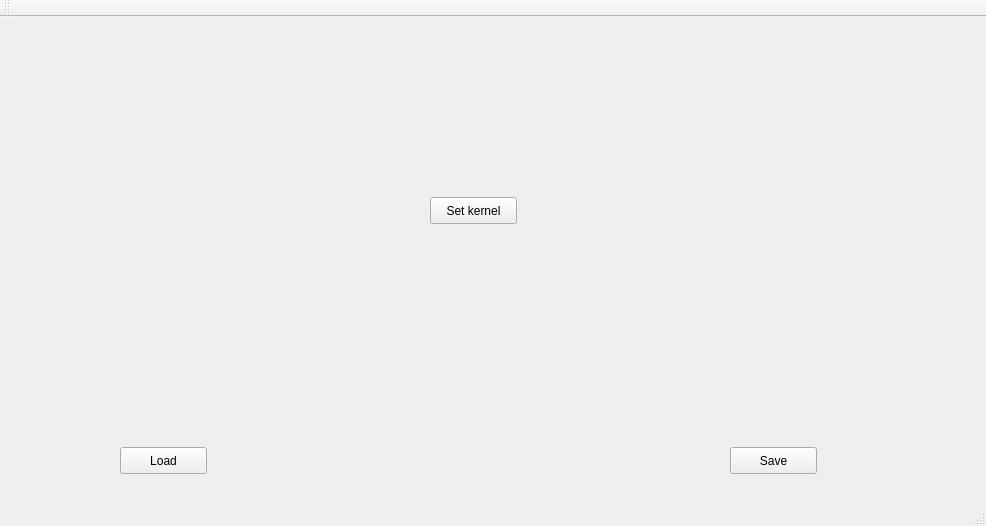
Above: mainwindow.ui from ndob/convolution-testbench before the change. Below: the same form after it.
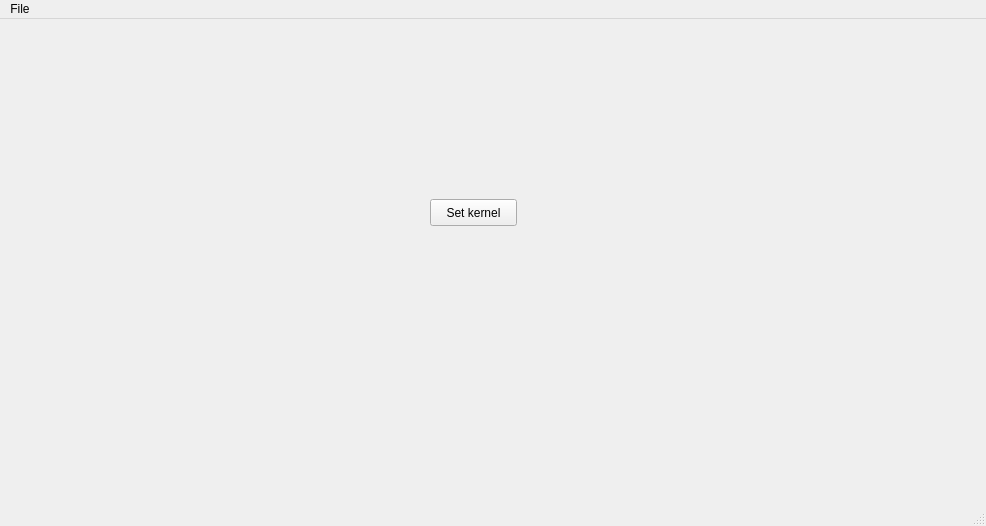
That is the form after the change.

Commit message: Move load, save and quit functionality to "File"-menu.

Patch:
```diff
--- a/mainwindow.ui
+++ b/mainwindow.ui
@@ -40,32 +40,6 @@
      <string/>
     </property>
    </widget>
-   <widget class="QPushButton" name="loadButton">
-    <property name="geometry">
-     <rect>
-      <x>120</x>
-      <y>430</y>
-      <width>87</width>
-      <height>27</height>
-     </rect>
-    </property>
-    <property name="text">
-     <string>Load</string>
-    </property>
-   </widget>
-   <widget class="QPushButton" name="saveButton">
-    <property name="geometry">
-     <rect>
-      <x>730</x>
-      <y>430</y>
-      <width>87</width>
-      <height>27</height>
-     </rect>
-    </property>
-    <property name="text">
-     <string>Save</string>
-    </property>
-   </widget>
    <widget class="QPushButton" name="filterButton">
     <property name="geometry">
      <rect>
@@ -89,14 +63,16 @@
      <height>25</height>
     </rect>
    </property>
-  </widget>
-  <widget class="QToolBar" name="mainToolBar">
-   <attribute name="toolBarArea">
-    <enum>TopToolBarArea</enum>
-   </attribute>
-   <attribute name="toolBarBreak">
-    <bool>false</bool>
-   </attribute>
+   <widget class="QMenu" name="menuFile">
+    <property name="title">
+     <string>File</string>
+    </property>
+    <addaction name="actionOpen_image"/>
+    <addaction name="actionSave_Result_As"/>
+    <addaction name="separator"/>
+    <addaction name="actionQuit"/>
+   </widget>
+   <addaction name="menuFile"/>
   </widget>
   <widget class="QStatusBar" name="statusBar"/>
  </widget>
```
Left out of the diff: 32 changed lines with no effect on the pictures.
